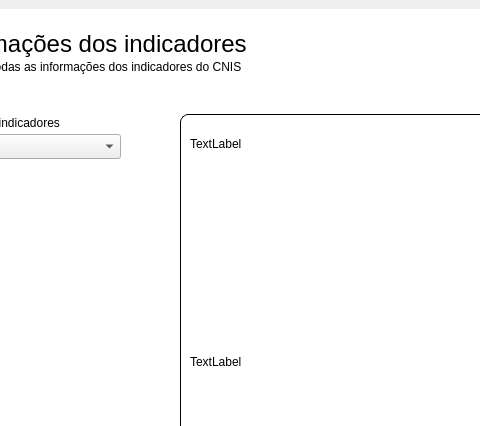
This is Telas/UI/pgInfoIndicadores.ui in newprev/PrevCliente as Qt 5 draws it before an edit; both pictures show x 98 to 578 and y 0 to 426 of the 800 by 600 pixel window. The edited form follows.
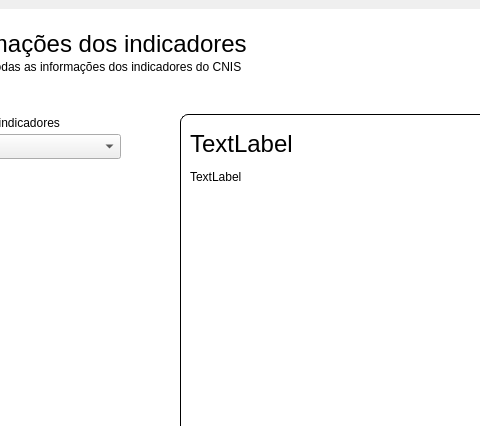
This is the edited form.

Commit message:
Finalização da integração dos indicadores
- Criação do DaoInformacoes;
- Ajuste no srcipt de criação da tabela "indicadores";
- Criação da tela e do controller para informar sobre os indicadores;
- Ajustes na inicialização;
- Criação do model de indicadores;
-

What changed in the file:
```diff
--- a/Telas/UI/pgInfoIndicadores.ui
+++ b/Telas/UI/pgInfoIndicadores.ui
@@ -26,12 +26,12 @@
 }
 
 /* ----------------------------------------------- Label ----------------------------------------------- */
-#lbTitulo {
+#lbTitulo, #lbSigla {
 	font-family: &quot;TeX Gyre Adventor&quot;;
 	font-size: 24px;
 }
 
-#lbSubtitulo, #lbSiglaCbx {
+#lbSubtitulo, #lbSiglaCbx, #lbIndicadorDesc {
 	font-family: &quot;TeX Gyre Adventor&quot;;
 	font-size: 12px;
 	
@@ -168,6 +168,15 @@
              <property name="text">
               <string>TextLabel</string>
              </property>
+             <property name="alignment">
+              <set>Qt::AlignLeading|Qt::AlignLeft|Qt::AlignTop</set>
+             </property>
+             <property name="wordWrap">
+              <bool>true</bool>
+             </property>
+             <property name="margin">
+              <number>4</number>
+             </property>
             </widget>
            </item>
           </layout>
```
The commit also changes 11 other files.
